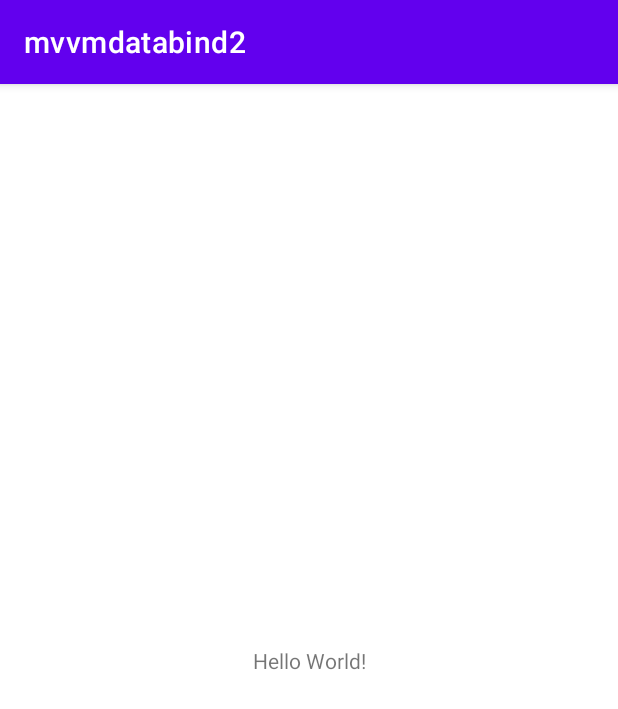
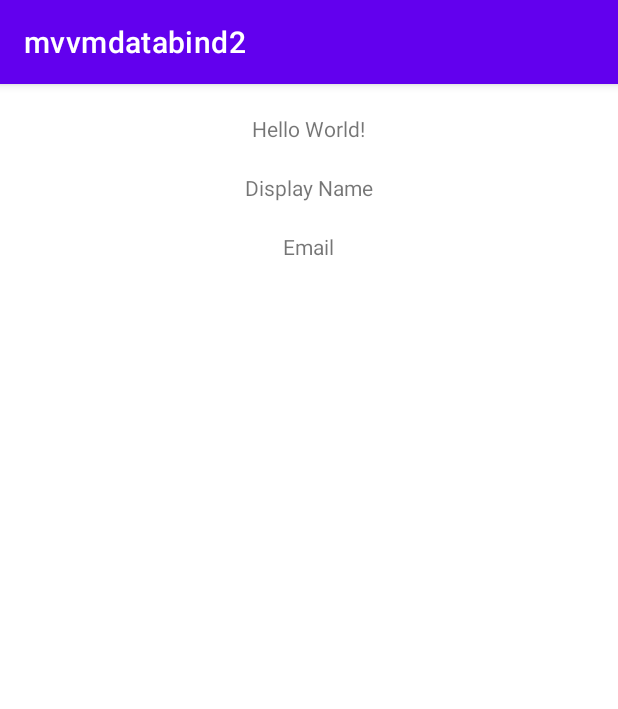
Before and after one commit to adityakadlag2004/Android-Login-MVVM, an Android app: the screen it shows after launch once a user with an empty profile is signed in (MainActivity), on a phone screen of 412 x 824 dp. Shown: the top 709 px of the screen. Run offline under Robolectric (Android 15) with nearby library versions, the phone set to English and light mode, and no system bars; our stand-ins replace Firebase (no records; nobody signed in at launch, a user with empty details on screens opened directly); 2 statements that could not run were skipped.

```diff
--- a/app/build.gradle
+++ b/app/build.gradle
@@ -58,6 +58,11 @@ dependencies {
     //Material Design
     implementation 'com.google.android.material:material:1.2.1'
 
+    //Jetpack DataStore
+    implementation "androidx.datastore:datastore-preferences:1.0.0-alpha05"
+
+    implementation "androidx.datastore:datastore-core:1.0.0-alpha05"
+
 
 
 }
--- a/app/src/main/java/com/android/mvvmdatabind2/activities/MainActivity.kt
+++ b/app/src/main/java/com/android/mvvmdatabind2/activities/MainActivity.kt
@@ -2,19 +2,25 @@ package com.android.mvvmdatabind2.activities
 
 import android.content.Intent
 import android.os.Bundle
+import android.util.Log
 import android.widget.Toast
 import androidx.appcompat.app.AppCompatActivity
 import androidx.appcompat.app.AppCompatDelegate
+import androidx.lifecycle.Observer
+import androidx.lifecycle.asLiveData
 import com.android.mvvmdatabind2.R
 import com.android.mvvmdatabind2.auth.LoginActivity
+import com.android.mvvmdatabind2.repository.AuthRepository
 import com.google.firebase.auth.FirebaseAuth
 import com.google.firebase.auth.FirebaseUser
 import kotlinx.android.synthetic.main.activity_main.*
 
 
 class MainActivity : AppCompatActivity() {
+    private val TAG = "MainActivity"
     private lateinit var mAuth: FirebaseAuth
     private var currentuser: FirebaseUser? = null
+    private val repository=AuthRepository(this)
     override fun onCreate(savedInstanceState: Bundle?) {
         super.onCreate(savedInstanceState)
         setContentView(R.layout.activity_main)
@@ -22,6 +28,14 @@ class MainActivity : AppCompatActivity() {
         AppCompatDelegate.setDefaultNightMode(AppCompatDelegate.MODE_NIGHT_NO)
 
         mAuth = FirebaseAuth.getInstance()
+
+        repository.emailFlow.asLiveData().observe(this, Observer {
+            email_id.text = it.toString()
+
+        })
+        repository.displayname.asLiveData().observe(this, Observer {
+            display_name.text=it.toString()
+        })
 
         hello.setOnClickListener {
             mAuth.signOut()
@@ -42,7 +56,8 @@ class MainActivity : AppCompatActivity() {
                 startActivity(it)
             }
         } else {
-            Toast.makeText(this, currentuser!!.email.toString(), Toast.LENGTH_SHORT).show()
+            Log.d(TAG, "onStart: ${currentuser!!.email.toString()}")
+            //Toast.makeText(this, currentuser!!.email.toString(), Toast.LENGTH_SHORT).show()
         }
     }
 
--- a/app/src/main/res/layout/activity_main.xml
+++ b/app/src/main/res/layout/activity_main.xml
@@ -1,7 +1,9 @@
 <?xml version="1.0" encoding="utf-8"?>
-<androidx.constraintlayout.widget.ConstraintLayout xmlns:android="http://schemas.android.com/apk/res/android"
+<LinearLayout
+    xmlns:android="http://schemas.android.com/apk/res/android"
     xmlns:app="http://schemas.android.com/apk/res-auto"
     xmlns:tools="http://schemas.android.com/tools"
+    android:orientation="vertical"
     android:layout_width="match_parent"
     android:layout_height="match_parent"
     tools:context=".activities.MainActivity">
@@ -11,9 +13,27 @@
         android:layout_height="wrap_content"
         android:text="Hello World!"
         android:id="@+id/hello"
+        android:layout_gravity="center"
+        android:layout_marginTop="20dp"
         app:layout_constraintBottom_toBottomOf="parent"
         app:layout_constraintLeft_toLeftOf="parent"
         app:layout_constraintRight_toRightOf="parent"
         app:layout_constraintTop_toTopOf="parent" />
+    <TextView
+        android:layout_width="wrap_content"
+        android:layout_height="wrap_content"
+        android:id="@+id/display_name"
+        android:text="@string/display_name"
+        android:layout_gravity="center"
+        android:layout_marginTop="20dp"
+ />
+    <TextView
+        android:layout_width="wrap_content"
+        android:layout_height="wrap_content"
+        android:id="@+id/email_id"
+        android:text="@string/email"
+        android:layout_gravity="center"
+        android:layout_marginTop="20dp"
+  />
 
-</androidx.constraintlayout.widget.ConstraintLayout>
+</LinearLayout>
--- a/app/src/main/res/values/strings.xml
+++ b/app/src/main/res/values/strings.xml
@@ -7,4 +7,5 @@
     <string name="already_have_an_account_sign_in">Already have an Account? Sign In</string>
     <string name="dont_have_an_account_sign_up">Dont have An Account? Sign Up</string>
     <string name="sign_up">Sign Up</string>
+    <string name="display_name">Display Name</string>
 </resources>
```
Also changed, not shown: app/src/main/java/com/android/mvvmdatabind2/repository/AuthRepository.kt (+37 -4 lines).
